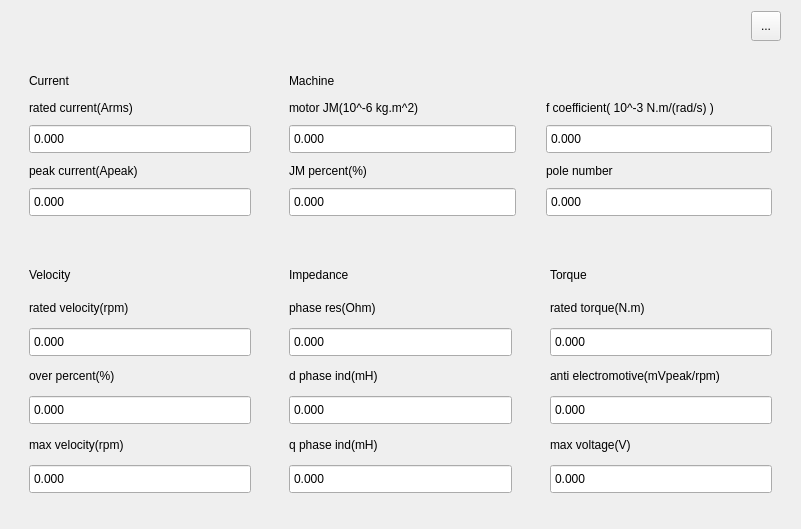
This is Libs/UI/UiMotor/graphmotor129.ui in tiangaomingjing/ServoDriveTech as Qt 5 draws it before an edit. The edited form follows.
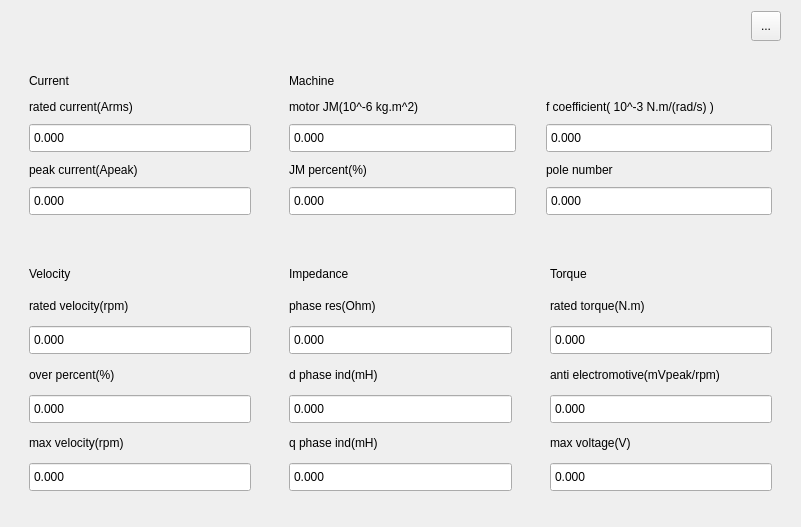
This is the edited form.

```diff
--- a/Libs/UI/UiMotor/graphmotor129.ui
+++ b/Libs/UI/UiMotor/graphmotor129.ui
@@ -7,7 +7,7 @@
     <x>0</x>
     <y>0</y>
     <width>801</width>
-    <height>529</height>
+    <height>527</height>
    </rect>
   </property>
   <property name="windowTitle">
```
